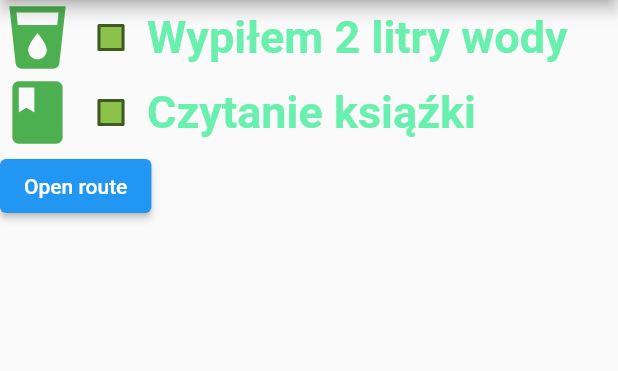
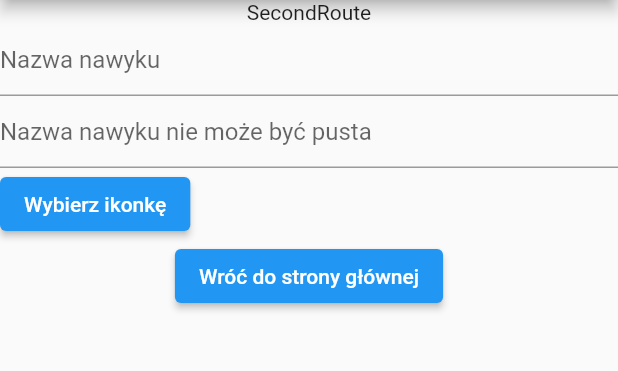
Before and after one commit to WojciechMankowski/trackingHhabits, a Flutter app: the screen it shows after launch, after a tap on "Open route", on a phone screen of 412 x 824 dp, the part 84-455 px from its top. Run offline on Flutter 3.47's test engine with Material 2 defaults, Android fonts, the phone set to English and light mode, and no system bars; missing offline and left inert: flutter_iconpicker.

Commit message:
add function return screen home

```diff
--- /dev/null
+++ b/lib/Widget/Add.dart
@@ -0,0 +1,37 @@
+import 'package:flutter/src/widgets/container.dart';
+import 'package:flutter/src/widgets/framework.dart';
+import 'package:tracking_habits/Helpers/habit.dart';
+import 'package:flutter/material.dart';
+import 'package:tracking_habits/Widget/Icon.dart';
+import 'package:tracking_habits/Widget/IconWidget.dart';
+import 'package:tracking_habits/Widget/Input.dart';
+import '../Helpers/Habits.dart';
+
+class MyForm extends StatelessWidget {
+  const MyForm({super.key, required this.habits});
+  final Habits habits;
+  @override
+  Widget build(BuildContext context) {
+    return MaterialApp(
+        home: Scaffold(
+            appBar: AppBar(
+              title: const Text('Habit Tracker'),
+              backgroundColor: Colors.greenAccent,
+            ),
+            body: Column(
+              // ignore: prefer_const_literals_to_create_immutables
+              children: [
+                const Text("SecondRoute"),
+                const Input(title: "nazwa nawyku"),
+                const Input(title: "Kategoria"),
+                IconsWidget(),
+                ElevatedButton(
+                  onPressed: () {
+                    Navigator.pop(context);
+                  },
+                  child: const Text('Wróć do strony głównej'),
+                )
+              ],
+            )));
+  }
+}
--- a/lib/Widget/HabitWidget.dart
+++ b/lib/Widget/HabitWidget.dart
@@ -13,8 +13,6 @@ class HabitWidget extends StatelessWidget {
 
   @override
   Widget build(BuildContext context) {
-    print('habit!.isDone');
-    print(habit!.isDone);
     return Row(
       children: [
         IconWidget(icon: habit!.icon),
--- /dev/null
+++ b/lib/Widget/Icon.dart
@@ -0,0 +1,42 @@
+import 'package:flutter/cupertino.dart';
+import 'package:flutter/material.dart';
+import 'package:flutter/src/widgets/framework.dart';
+import 'package:flutter/src/widgets/container.dart';
+import 'package:flutter_iconpicker/flutter_iconpicker.dart';
+
+class IconsWidget extends StatefulWidget {
+  const IconsWidget({super.key});
+
+  @override
+  State<IconsWidget> createState() => _IconsWidgetState();
+}
+
+class _IconsWidgetState extends State<IconsWidget> {
+  Icon? _icon;
+
+  _pickIcon() async {
+    IconData? icon = await FlutterIconPicker.showIconPicker(context,
+        iconPackModes: [IconPack.cupertino]);
+
+    _icon = Icon(icon);
+    setState(() {});
+
+    debugPrint('Picked Icon:  $icon');
+  }
+
+  @override
+  Widget build(BuildContext context) {
+    return Row(
+      children: [
+        AnimatedSwitcher(
+          duration: const Duration(milliseconds: 300),
+          child: _icon ?? Container(),
+        ),
+        ElevatedButton(
+          onPressed: _pickIcon,
+          child: const Text('Wybierz ikonkę'),
+        )
+      ],
+    );
+  }
+}
--- /dev/null
+++ b/lib/Widget/Input.dart
@@ -0,0 +1,58 @@
+import 'package:flutter/cupertino.dart';
+import 'package:flutter/material.dart';
+import 'package:flutter/src/widgets/container.dart';
+import 'package:flutter/src/widgets/framework.dart';
+
+class Input extends StatelessWidget {
+  const Input({super.key, required this.title});
+  final String title;
+
+  @override
+  Widget build(BuildContext context) {
+    const IconData check = IconData(0xe156, fontFamily: 'MaterialIcons');
+    print(check.codePoint);
+    if (title == "nazwa nawyku") {
+      return Container(
+        child: TextFormField(
+          decoration: const InputDecoration(
+            hintText: 'Nazwa nawyku',
+          ),
+          validator: (String? value) {
+            if (value == null || value.isEmpty) {
+              return 'Please enter some text';
+            }
+            return null;
+          },
+        ),
+      );
+    } else if (title == "kategoria") {
+      return Container(
+        child: TextFormField(
+          decoration: const InputDecoration(
+            hintText: 'Kaegoria',
+          ),
+          validator: (String? value) {
+            if (value == null || value.isEmpty) {
+              return 'Please enter some text';
+            }
+            return null;
+          },
+        ),
+      );
+    } else {
+      return Container(
+        child: TextFormField(
+          decoration: const InputDecoration(
+            hintText: 'Nazwa nawyku nie może być pusta',
+          ),
+          validator: (String? value) {
+            if (value == null || value.isEmpty) {
+              return 'Please enter some text';
+            }
+            return null;
+          },
+        ),
+      );
+    }
+  }
+}
--- a/lib/main.dart
+++ b/lib/main.dart
@@ -1,17 +1,18 @@
 import 'package:flutter/material.dart';
 import 'package:tracking_habits/Helpers/Habits.dart';
 import 'package:tracking_habits/Helpers/habit.dart';
+import 'package:tracking_habits/Widget/Add.dart';
 import 'package:tracking_habits/Widget/HabitWidget.dart';
 
 // todo klasa do wyświetlania nawyków
 // todo klasa do dowania nowych nawyków
 // todo klasa do logowania użytkownika
 void main() {
-  runApp(const MyHome());
+  runApp(MyHome());
 }
 
 class MyHome extends StatelessWidget {
-  const MyHome({Key? key}) : super(key: key);
+  MyHome({Key? key}) : super(key: key);
 
   @override
   Widget build(BuildContext context) {
@@ -24,7 +25,7 @@ class MyHome extends StatelessWidget {
         debugShowCheckedModeBanner: false,
         home: Scaffold(
           appBar: AppBar(
-            title: const Text('Habit Tracker'),
+            title: Text('Habit Tracker'),
             backgroundColor: Colors.greenAccent,
           ),
           body: Column(children: [
@@ -32,16 +33,18 @@ class MyHome extends StatelessWidget {
               HabitWidget(habit: habits.getHabits()[i]),
             Row(
               children: [
-                ElevatedButton(
-                  child: const Text('Open route'),
+                Builder(
+                  builder: (context) => ElevatedButton(
+                    child: Text('Open route'),
                     onPressed: () {
                       Navigator.push(
                         context,
                         MaterialPageRoute(
-                          builder: (context) => const SecondRoute()),
+                            builder: (context) => MyForm(habits: habits)),
                       );
                     },
                   ),
+                )
               ],
             ),
           ]),
@@ -50,7 +53,7 @@ class MyHome extends StatelessWidget {
 }
 
 class SecondRoute extends StatelessWidget {
-  const SecondRoute({super.key});
+  SecondRoute({super.key});
 
   @override
   Widget build(BuildContext context) {
--- a/pubspec.yaml
+++ b/pubspec.yaml
@@ -36,6 +36,7 @@ dependencies:
   # The following adds the Cupertino Icons font to your application.
   # Use with the CupertinoIcons class for iOS style icons.
   cupertino_icons: ^1.0.2
+  flutter_iconpicker: ^3.2.2
 
 dev_dependencies:
   flutter_test:
```
Also changed, not shown: pubspec.lock. Lines whose indentation alone changed are shown as unchanged.
